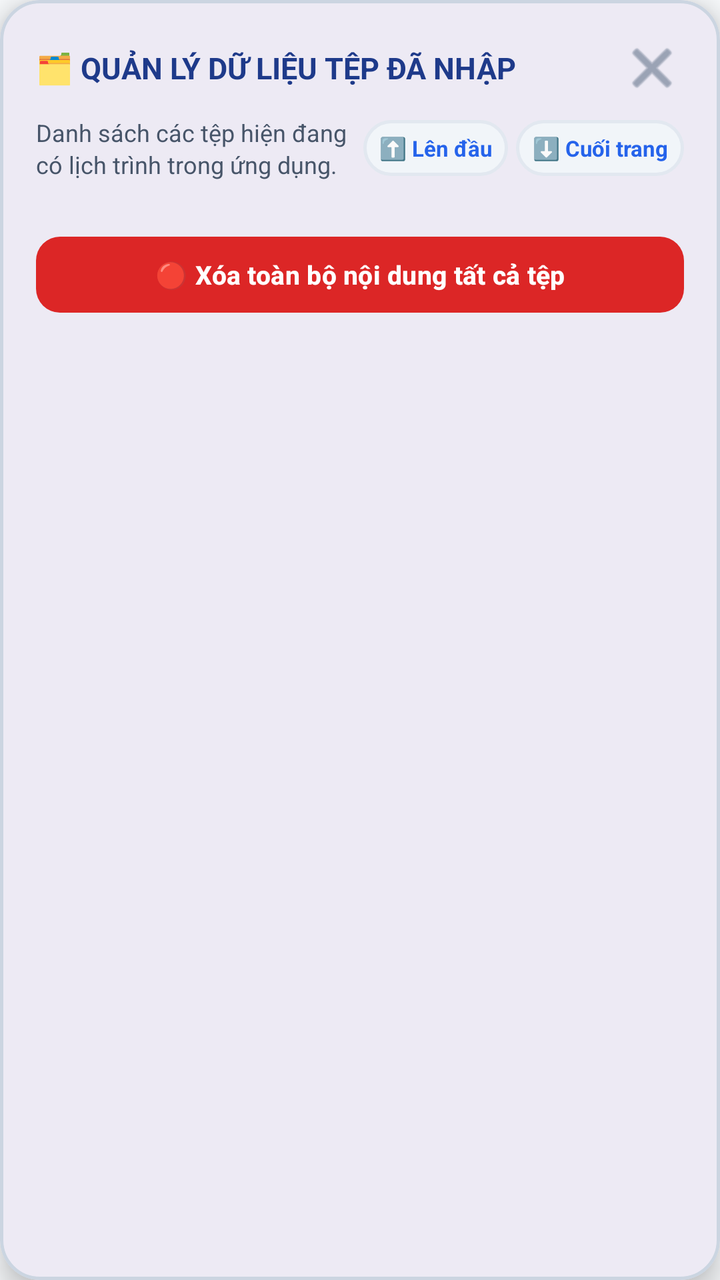
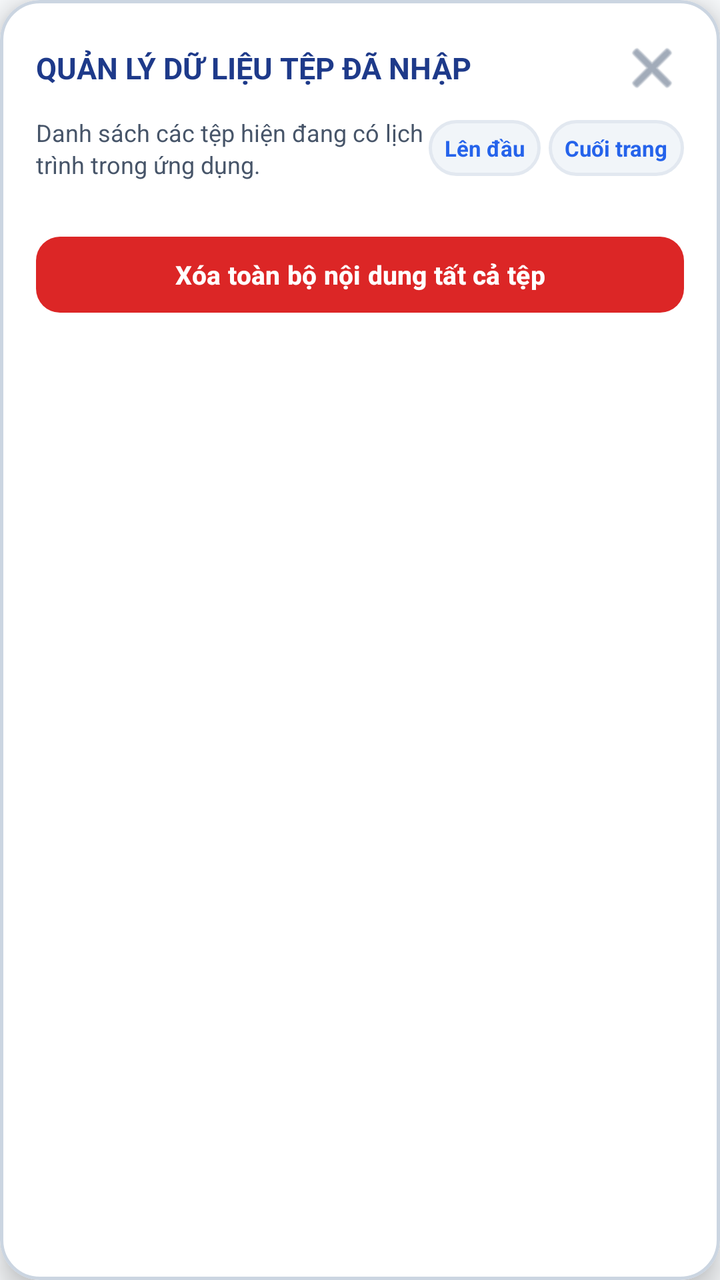

Two renders of the same Android screen: before a commit and after it. Below are the layout's source before the change and the commit's diff.
<!-- AndroidManifest.xml: application theme Theme.LectuPlan -->
<!-- res/layout/dialog_manage_imported_files.xml -->
<?xml version="1.0" encoding="utf-8"?>
<com.google.android.material.card.MaterialCardView
    xmlns:android="http://schemas.android.com/apk/res/android"
    xmlns:app="http://schemas.android.com/apk/res-auto"
    android:layout_width="match_parent"
    android:layout_height="wrap_content"
    app:cardCornerRadius="20dp"
    app:cardElevation="8dp"
    app:strokeWidth="1.5dp"
    app:strokeColor="@color/border_default"
    app:cardBackgroundColor="@color/surface_card">

    <LinearLayout
        android:layout_width="match_parent"
        android:layout_height="wrap_content"
        android:orientation="vertical"
        android:padding="18dp">

        
        <LinearLayout
            android:layout_width="match_parent"
            android:layout_height="wrap_content"
            android:orientation="horizontal"
            android:gravity="center_vertical"
            android:layout_marginBottom="8dp">

            <TextView
                android:layout_width="0dp"
                android:layout_height="wrap_content"
                android:layout_weight="1"
                android:text="🗂️ QUẢN LÝ DỮ LIỆU TỆP ĐÃ NHẬP"
                android:textSize="15sp"
                android:textStyle="bold"
                android:textColor="@color/tab_header_title" />

            <ImageButton
                android:id="@+id/btnCloseManageFiles"
                android:layout_width="32dp"
                android:layout_height="32dp"
                android:background="?android:attr/selectableItemBackgroundBorderless"
                android:contentDescription="Đóng"
                android:src="@android:drawable/ic_menu_close_clear_cancel"
                app:tint="@color/nav_item_unselected_tint" />
        </LinearLayout>

        <LinearLayout
            android:layout_width="match_parent"
            android:layout_height="wrap_content"
            android:orientation="horizontal"
            android:gravity="center_vertical"
            android:layout_marginBottom="12dp">

            <TextView
                android:layout_width="0dp"
                android:layout_height="wrap_content"
                android:layout_weight="1"
                android:text="Danh sách các tệp hiện đang có lịch trình trong ứng dụng."
                android:textSize="12sp"
                android:textColor="@color/text_secondary"
                android:lineSpacingExtra="2dp" />

            <TextView
                android:id="@+id/btnManageFilesScrollTop"
                android:layout_width="wrap_content"
                android:layout_height="28dp"
                android:background="@drawable/bg_search_input"
                android:gravity="center"
                android:paddingHorizontal="8dp"
                android:text="⬆️ Lên đầu"
                android:textColor="@color/accent_blue"
                android:textSize="11sp"
                android:textStyle="bold"
                android:clickable="true"
                android:focusable="true"
                android:layout_marginEnd="4dp" />

            <TextView
                android:id="@+id/btnManageFilesScrollBottom"
                android:layout_width="wrap_content"
                android:layout_height="28dp"
                android:background="@drawable/bg_search_input"
                android:gravity="center"
                android:paddingHorizontal="8dp"
                android:text="⬇️ Cuối trang"
                android:textColor="@color/accent_blue"
                android:textSize="11sp"
                android:textStyle="bold"
                android:clickable="true"
                android:focusable="true" />
        </LinearLayout>

        
        <FrameLayout
            android:layout_width="match_parent"
            android:layout_height="0dp"
            android:layout_weight="1"
            android:layout_marginBottom="12dp">

            <androidx.recyclerview.widget.RecyclerView
                android:id="@+id/rvManageFilesList"
                android:layout_width="match_parent"
                android:layout_height="match_parent"
                android:nestedScrollingEnabled="true" />
        </FrameLayout>

        <TextView
            android:id="@+id/tvEmptyManageFiles"
            android:layout_width="match_parent"
            android:layout_height="wrap_content"
            android:text="☕ Hiện không có tệp nào có dữ liệu trong ứng dụng."
            android:textColor="@color/text_secondary"
            android:textSize="13sp"
            android:gravity="center"
            android:padding="20dp"
            android:visibility="gone" />

        
        <com.google.android.material.button.MaterialButton
            android:id="@+id/btnDeleteAllFilesAndEvents"
            android:layout_width="match_parent"
            android:layout_height="wrap_content"
            android:minHeight="46dp"
            android:paddingVertical="10dp"
            android:paddingHorizontal="14dp"
            android:text="🔴 Xóa toàn bộ nội dung tất cả tệp"
            android:textColor="#FFFFFF"
            android:textSize="13sp"
            android:textStyle="bold"
            app:cornerRadius="12dp"
            app:backgroundTint="#DC2626" />

    </LinearLayout>
</com.google.android.material.card.MaterialCardView>
<!-- resources referenced by this layout -->
<resources>
  <color name="accent_blue">#2563EB</color>
  <color name="border_default">#CBD5E1</color>
  <color name="nav_item_unselected_tint">#64748B</color>
  <color name="surface_card">#FFFFFF</color>
  <color name="tab_header_title">#1E3A8A</color>
  <color name="text_secondary">#475569</color>
  <!-- drawable bg_search_input (drawable) -->
  <?xml version="1.0" encoding="utf-8"?>
  <shape xmlns:android="http://schemas.android.com/apk/res/android"
      android:shape="rectangle">
      <solid android:color="@color/surface_card_secondary" />
      <corners android:radius="14dp" />
      <stroke
          android:width="1.5dp"
          android:color="@color/border_subtle" />
  </shape>
  <style name="Theme.LectuPlan" parent="Base.Theme.LectuPlan" />
  <color name="surface_card_secondary">#F1F5F9</color>
  <color name="border_subtle">#E2E8F0</color>
  <style name="Base.Theme.LectuPlan" parent="Theme.Material3.DayNight.NoActionBar">
          <item name="android:windowBackground">@color/window_background</item>
          <item name="colorSurface">@color/surface_card</item>
          <item name="colorOnSurface">@color/text_primary</item>
          <item name="colorSurfaceVariant">@color/surface_card_secondary</item>
          <item name="colorOnSurfaceVariant">@color/text_secondary</item>
          
          <item name="android:windowLightStatusBar" tools:targetApi="23">true</item>
          <item name="android:windowLightNavigationBar" tools:targetApi="27">true</item>
      </style>
  <color name="window_background">#F8FAFC</color>
  <color name="text_primary">#0F172A</color>
</resources>

<!-- the commit's change to res/layout/dialog_manage_imported_files.xml (unified diff, before → after) -->
@@ -28,7 +28,7 @@
                 android:layout_width="0dp"
                 android:layout_height="wrap_content"
                 android:layout_weight="1"
-                android:text="🗂️ QUẢN LÝ DỮ LIỆU TỆP ĐÃ NHẬP"
+                android:text="QUẢN LÝ DỮ LIỆU TỆP ĐÃ NHẬP"
                 android:textSize="15sp"
                 android:textStyle="bold"
                 android:textColor="@color/tab_header_title" />
@@ -66,7 +66,7 @@
                 android:background="@drawable/bg_search_input"
                 android:gravity="center"
                 android:paddingHorizontal="8dp"
-                android:text="⬆️ Lên đầu"
+                android:text="Lên đầu"
                 android:textColor="@color/accent_blue"
                 android:textSize="11sp"
                 android:textStyle="bold"
@@ -81,7 +81,7 @@
                 android:background="@drawable/bg_search_input"
                 android:gravity="center"
                 android:paddingHorizontal="8dp"
-                android:text="⬇️ Cuối trang"
+                android:text="Cuối trang"
                 android:textColor="@color/accent_blue"
                 android:textSize="11sp"
                 android:textStyle="bold"
@@ -107,7 +107,7 @@
             android:id="@+id/tvEmptyManageFiles"
             android:layout_width="match_parent"
             android:layout_height="wrap_content"
-            android:text="☕ Hiện không có tệp nào có dữ liệu trong ứng dụng."
+            android:text="Hiện không có tệp nào có dữ liệu trong ứng dụng."
             android:textColor="@color/text_secondary"
             android:textSize="13sp"
             android:gravity="center"
@@ -122,7 +122,7 @@
             android:minHeight="46dp"
             android:paddingVertical="10dp"
             android:paddingHorizontal="14dp"
-            android:text="🔴 Xóa toàn bộ nội dung tất cả tệp"
+            android:text="Xóa toàn bộ nội dung tất cả tệp"
             android:textColor="#FFFFFF"
             android:textSize="13sp"
             android:textStyle="bold"
<!-- resource entries referenced after the edit -->
@@ -25,6 +25,7 @@
           <item name="colorOnSurface">@color/text_primary</item>
           <item name="colorSurfaceVariant">@color/surface_card_secondary</item>
           <item name="colorOnSurfaceVariant">@color/text_secondary</item>
+          <item name="elevationOverlayEnabled">false</item>
           
           <item name="android:windowLightStatusBar" tools:targetApi="23">true</item>
           <item name="android:windowLightNavigationBar" tools:targetApi="27">true</item>
